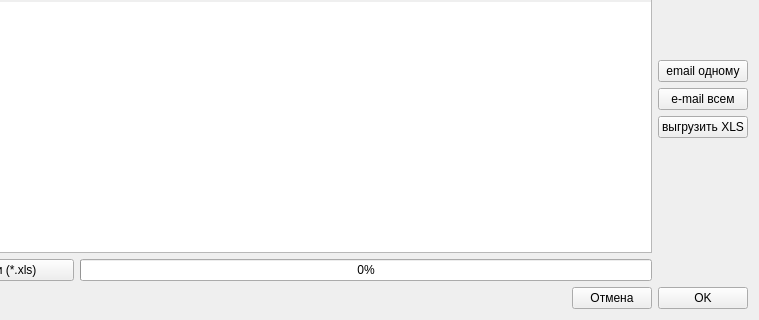
Old version of the form Ui_designer/Ui_Event.ui in the repository Vsesvet/FastComm; both pictures show x 369 to 1128 and y 251 to 571 of the 1128 by 571 pixel window.
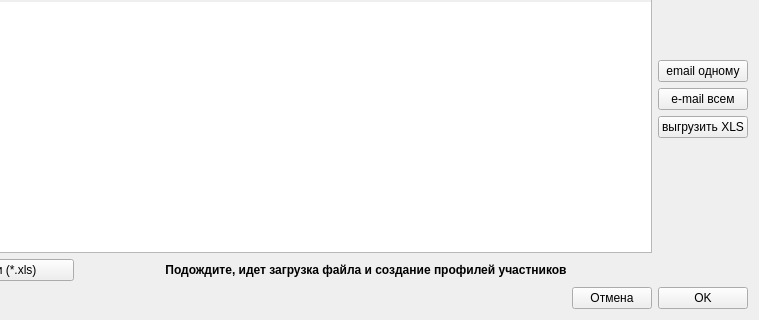
New version of the form.

Commit message: Доработан прогресс-бар при загрузке xls файла с участниками

Patch:
```diff
--- a/Ui_designer/Ui_Event.ui
+++ b/Ui_designer/Ui_Event.ui
@@ -338,12 +338,21 @@
     </widget>
    </item>
    <item row="23" column="2" colspan="4">
-    <widget class="QProgressBar" name="progressBar_load_from_xls">
-     <property name="enabled">
+    <widget class="QLabel" name="label_wait_load_xls">
+     <property name="font">
+      <font>
+       <weight>75</weight>
+       <bold>true</bold>
+      </font>
+     </property>
+     <property name="autoFillBackground">
       <bool>true</bool>
      </property>
-     <property name="value">
-      <number>0</number>
+     <property name="text">
+      <string>Подождите, идет загрузка файла и создание профилей участников</string>
+     </property>
+     <property name="alignment">
+      <set>Qt::AlignCenter</set>
      </property>
     </widget>
    </item>
```
The commit also changes 3 other files.
